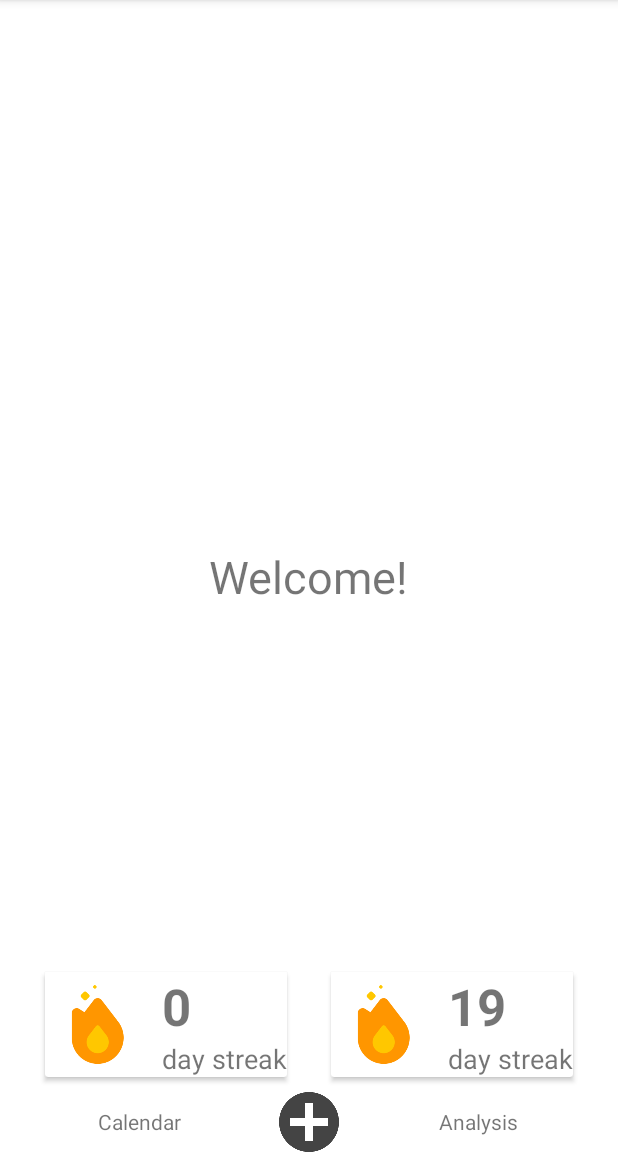
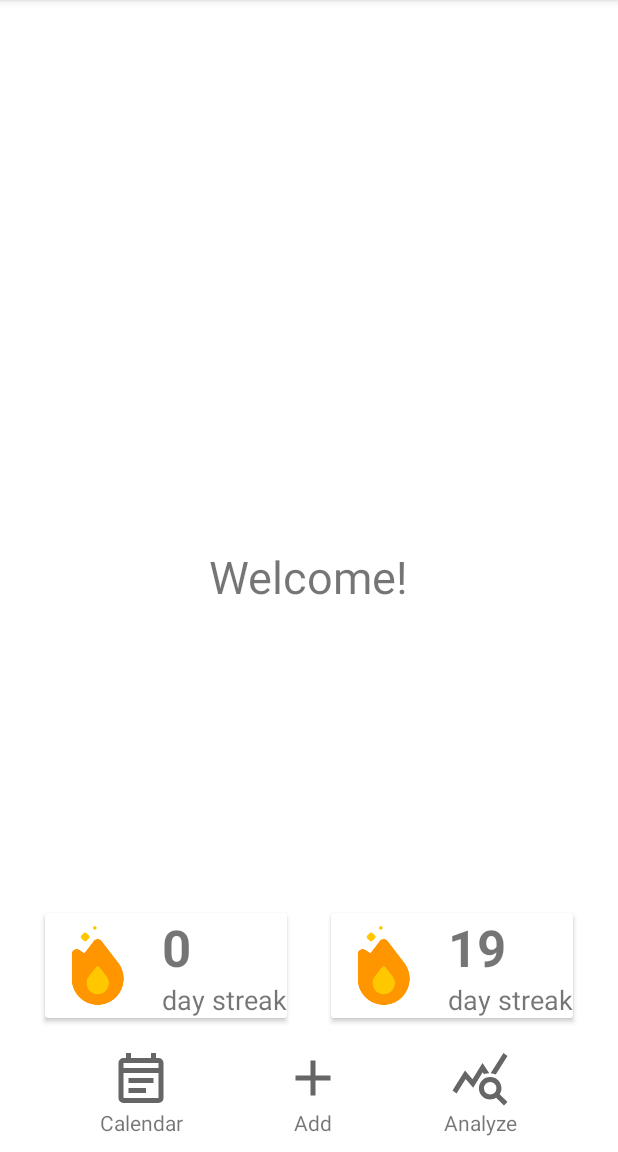
Before and after one commit to CS5520FeinbergSpring2024/team-project-group-29, an Android app: the HomeActivity screen opened directly, with no data from a screen before it, on a phone screen of 412 x 824 dp, the part 84-1236 px from its top. Run offline under Robolectric (Android 15) with nearby library versions, the light colour scheme and no system bars; our stand-ins replace Firebase (no records; nobody signed in at launch, a user with empty details on screens opened directly); network calls fail; 1 statement that could not run was skipped.

Commit message:
Modified bottom nav layout and added it to calendar activity

```diff
--- a/app/src/main/java/edu/northeastern/moodtide/HomeActivity.java
+++ b/app/src/main/java/edu/northeastern/moodtide/HomeActivity.java
@@ -5,8 +5,10 @@ import androidx.appcompat.app.AppCompatActivity;
 import android.content.Context;
 import android.content.Intent;
 import android.os.Bundle;
+import android.view.Gravity;
 import android.view.View;
 import android.widget.ImageView;
+import android.widget.LinearLayout;
 import android.widget.TextView;
 
 import com.google.firebase.database.DatabaseReference;
@@ -20,8 +22,9 @@ import edu.northeastern.moodtide.getData.GetTodayCount;
 
 public class HomeActivity extends AppCompatActivity {
 
-    ImageView addEntry;
-    TextView calendar;
+    LinearLayout calendar, home, analyze;
+    TextView homeTitle;
+    ImageView homeIcon;
     DatabaseReference userRef;
 
     @Override
@@ -48,15 +51,19 @@ public class HomeActivity extends AppCompatActivity {
 
 
         // add entry when clicking "+"
-        addEntry = (ImageView) findViewById(R.id.nav_home);
-        addEntry.setOnClickListener(new View.OnClickListener() {
+        home = findViewById(R.id.home_container);
+        homeIcon = findViewById(R.id.home_icon);
+        homeTitle = findViewById(R.id.home_title);
+        homeIcon.setImageResource(R.drawable.add);
+        homeTitle.setText("Add");
+        home.setOnClickListener(new View.OnClickListener() {
             @Override
             public void onClick(View v) {
                 Intent intent = new Intent(HomeActivity.this, SelectionActivity.class);
                 startActivity(intent);
             }
         });
-        calendar = findViewById(R.id.nav_calendar);
+        calendar = findViewById(R.id.calendar_container);
         calendar.setOnClickListener(new View.OnClickListener() {
             @Override
             public void onClick(View v) {
--- a/app/src/main/java/edu/northeastern/moodtide/calendarView/CalendarActivity.java
+++ b/app/src/main/java/edu/northeastern/moodtide/calendarView/CalendarActivity.java
@@ -4,10 +4,17 @@ import androidx.annotation.NonNull;
 import androidx.appcompat.app.AppCompatActivity;
 
 import android.content.Context;
+import android.content.Intent;
+import android.graphics.drawable.Drawable;
 import android.os.Bundle;
 import android.os.Parcelable;
 import android.util.Log;
+import android.view.View;
+import android.widget.ImageView;
+import android.widget.LinearLayout;
+import android.widget.TextView;
 
+import androidx.core.content.ContextCompat;
 import androidx.fragment.app.FragmentManager;
 
 import com.applandeo.materialcalendarview.CalendarDay;
@@ -31,7 +38,9 @@ import java.util.List;
 import java.util.Locale;
 import java.util.Set;
 
+import edu.northeastern.moodtide.HomeActivity;
 import edu.northeastern.moodtide.R;
+import edu.northeastern.moodtide.addEntry.SelectionActivity;
 import edu.northeastern.moodtide.object.Entry;
 import edu.northeastern.moodtide.object.User;
 import edu.northeastern.moodtide.shapes.CustomDotDrawable;
@@ -45,6 +54,7 @@ public class CalendarActivity extends AppCompatActivity {
     User user;
     List<String> daysWithEntry;
     List<CalendarDay> calendarDays;
+    LinearLayout calendar, home, analyze;
 
 
     @Override
@@ -68,6 +78,22 @@ public class CalendarActivity extends AppCompatActivity {
                 if(entries!=null){
                     showEntryDialog(entries, formattedDate);
                 }
+            }
+        });
+
+        Drawable drawable = ContextCompat.getDrawable(this, R.drawable.calendar);
+        drawable.setColorFilter(ContextCompat.getColor(this, R.color.ocean_theme), android.graphics.PorterDuff.Mode.SRC_IN);
+        ImageView calendarIcon = findViewById(R.id.calendar_icon);
+        calendarIcon.setImageDrawable(drawable);
+        TextView calendarTitle = findViewById(R.id.calendar_title);
+        calendarTitle.setTextColor(getColor(R.color.ocean_theme));
+
+        home = findViewById(R.id.home_container);
+        home.setOnClickListener(new View.OnClickListener() {
+            @Override
+            public void onClick(View v) {
+                Intent intent = new Intent(CalendarActivity.this, HomeActivity.class);
+                startActivity(intent);
             }
         });
     }
--- /dev/null
+++ b/app/src/main/res/drawable/add.xml
@@ -0,0 +1,10 @@
+<vector xmlns:android="http://schemas.android.com/apk/res/android"
+    android:width="24dp"
+    android:height="24dp"
+    android:viewportWidth="960"
+    android:viewportHeight="960"
+    android:tint="?attr/colorControlNormal">
+  <path
+      android:fillColor="@android:color/white"
+      android:pathData="M440,520L200,520L200,440L440,440L440,200L520,200L520,440L760,440L760,520L520,520L520,760L440,760L440,520Z"/>
+</vector>
--- /dev/null
+++ b/app/src/main/res/drawable/calendar.xml
@@ -0,0 +1,11 @@
+<vector xmlns:android="http://schemas.android.com/apk/res/android"
+    android:width="24dp"
+    android:height="24dp"
+    android:viewportWidth="960"
+    android:viewportHeight="960"
+    android:tint="?attr/colorControlNormal"
+    android:autoMirrored="true">
+  <path
+      android:fillColor="@android:color/white"
+      android:pathData="M200,880Q167,880 143.5,856.5Q120,833 120,800L120,240Q120,207 143.5,183.5Q167,160 200,160L240,160L240,80L320,80L320,160L640,160L640,80L720,80L720,160L760,160Q793,160 816.5,183.5Q840,207 840,240L840,800Q840,833 816.5,856.5Q793,880 760,880L200,880ZM200,800L760,800Q760,800 760,800Q760,800 760,800L760,400L200,400L200,800Q200,800 200,800Q200,800 200,800ZM200,320L760,320L760,240Q760,240 760,240Q760,240 760,240L200,240Q200,240 200,240Q200,240 200,240L200,320ZM200,320L200,240Q200,240 200,240Q200,240 200,240L200,240Q200,240 200,240Q200,240 200,240L200,320L200,320ZM280,560L280,480L680,480L680,560L280,560ZM280,720L280,640L560,640L560,720L280,720Z"/>
+</vector>
--- /dev/null
+++ b/app/src/main/res/drawable/home.xml
@@ -0,0 +1,10 @@
+<vector xmlns:android="http://schemas.android.com/apk/res/android"
+    android:width="24dp"
+    android:height="24dp"
+    android:viewportWidth="960"
+    android:viewportHeight="960"
+    android:tint="?attr/colorControlNormal">
+  <path
+      android:fillColor="@android:color/white"
+      android:pathData="M240,760L360,760L360,520L600,520L600,760L720,760L720,400L480,220L240,400L240,760ZM160,840L160,360L480,120L800,360L800,840L520,840L520,600L440,600L440,840L160,840ZM480,490L480,490L480,490L480,490L480,490L480,490L480,490L480,490L480,490L480,490Z"/>
+</vector>
--- /dev/null
+++ b/app/src/main/res/drawable/stats.xml
@@ -0,0 +1,10 @@
+<vector xmlns:android="http://schemas.android.com/apk/res/android"
+    android:width="24dp"
+    android:height="24dp"
+    android:viewportWidth="960"
+    android:viewportHeight="960"
+    android:tint="?attr/colorControlNormal">
+  <path
+      android:fillColor="@android:color/white"
+      android:pathData="M105,727L40,680L240,360L360,500L520,240L629,403Q606,404 585.5,408.5Q565,413 545,421L523,388L371,635L250,494L105,727ZM863,920L738,795Q718,809 693.5,816Q669,823 643,823Q568,823 515.5,770.5Q463,718 463,643Q463,568 515.5,515.5Q568,463 643,463Q718,463 770.5,515.5Q823,568 823,643Q823,669 816,693.5Q809,718 795,739L920,863L863,920ZM643,743Q685,743 714,714Q743,685 743,643Q743,601 714,572Q685,543 643,543Q601,543 572,572Q543,601 543,643Q543,685 572,714Q601,743 643,743ZM732,423Q713,415 692.5,410Q672,405 650,404L855,80L920,127L732,423Z"/>
+</vector>
--- a/app/src/main/res/layout/activity_calendar.xml
+++ b/app/src/main/res/layout/activity_calendar.xml
@@ -13,8 +13,17 @@
         app:type="one_day_picker"
         app:eventsEnabled="true"
         app:layout_constraintTop_toTopOf="parent"
-        app:layout_constraintBottom_toBottomOf="parent"
+        app:layout_constraintBottom_toTopOf="@id/nav_main"
         app:layout_constraintStart_toStartOf="parent"
         app:layout_constraintEnd_toEndOf="parent"/>
 
+    <include
+        android:id="@+id/nav_main"
+        layout="@layout/bottom_nav_menu"
+        android:layout_width="match_parent"
+        android:layout_height="wrap_content"
+        app:layout_constraintBottom_toBottomOf="parent"
+        app:layout_constraintStart_toStartOf="parent"
+        app:layout_constraintEnd_toEndOf="parent" />
+
 </androidx.constraintlayout.widget.ConstraintLayout>
--- a/app/src/main/res/layout/activity_home.xml
+++ b/app/src/main/res/layout/activity_home.xml
@@ -39,6 +39,7 @@
         app:layout_constraintBottom_toTopOf="@+id/nav_main"
         android:layout_marginBottom="10dp">
     </include>
+
     <include
         android:id="@+id/nav_main"
         layout="@layout/bottom_nav_menu"
--- a/app/src/main/res/layout/bottom_nav_menu.xml
+++ b/app/src/main/res/layout/bottom_nav_menu.xml
@@ -5,29 +5,97 @@
     android:layout_height="wrap_content"
     android:layout_gravity="bottom"
     android:gravity="center"
-    android:orientation="horizontal">
+    android:orientation="horizontal"
+    android:paddingTop="10dp"
+    android:paddingBottom="10dp">
 
-        <TextView
-            android:id="@+id/nav_calendar"
+        <View
             android:layout_width="0dp"
+            android:layout_height="0dp"
+            android:layout_weight="1"
+            android:visibility="invisible"/>
+
+        <LinearLayout
+            android:id="@+id/calendar_container"
+            android:layout_width="wrap_content"
             android:layout_height="wrap_content"
+            android:orientation="vertical">
+
+                <ImageView
+                    android:id="@+id/calendar_icon"
+                    android:layout_width="40dp"
+                    android:layout_height="40dp"
+                    android:src="@drawable/calendar"
+                    android:layout_gravity="center"/>
+
+                <TextView
+                    android:id="@+id/calendar_title"
+                    android:layout_width="wrap_content"
+                    android:layout_height="wrap_content"
+                    android:gravity="center"
+                    android:text="Calendar" />
+
+        </LinearLayout>
+
+        <View
+            android:layout_width="0dp"
+            android:layout_height="0dp"
             android:layout_weight="1"
-            android:gravity="center"
-            android:text="Calendar" />
+            android:visibility="invisible"/>
 
-        <ImageView
-            android:id="@+id/nav_home"
-            android:layout_width="40dp"
-            android:layout_height="40dp"
-            android:src="@drawable/plus"
-            android:title="Home" />
+        <LinearLayout
+            android:id="@+id/home_container"
+            android:layout_width="wrap_content"
+            android:layout_height="wrap_content"
+            android:orientation="vertical">
 
-        <TextView
-            android:id="@+id/nav_stat"
+                <ImageView
+                    android:id="@+id/home_icon"
+                    android:layout_width="40dp"
+                    android:layout_height="40dp"
+                    android:src="@drawable/home"
+                    android:layout_gravity="center"/>
+
+                <TextView
+                    android:id="@+id/home_title"
+                    android:layout_width="wrap_content"
+                    android:layout_height="wrap_content"
+                    android:layout_gravity="center"
+                    android:textAlignment="center"
+                    android:text="Home" />
+
+        </LinearLayout>
+
+        <View
             android:layout_width="0dp"
+            android:layout_height="0dp"
+            android:layout_weight="1"
+            android:visibility="invisible"/>
+
+        <LinearLayout
+            android:id="@+id/stats_container"
+            android:layout_width="wrap_content"
             android:layout_height="wrap_content"
+            android:orientation="vertical">
+
+                <ImageView
+                    android:layout_width="40dp"
+                    android:layout_height="40dp"
+                    android:src="@drawable/stats"
+                    android:layout_gravity="center"/>
+
+                <TextView
+                    android:layout_width="wrap_content"
+                    android:layout_height="wrap_content"
+                    android:gravity="center"
+                    android:text="Analyze" />
+
+        </LinearLayout>
+
+        <View
+            android:layout_width="0dp"
+            android:layout_height="0dp"
             android:layout_weight="1"
-            android:gravity="center"
-            android:text="Analysis" />
+            android:visibility="invisible"/>
 
 </LinearLayout>
```
